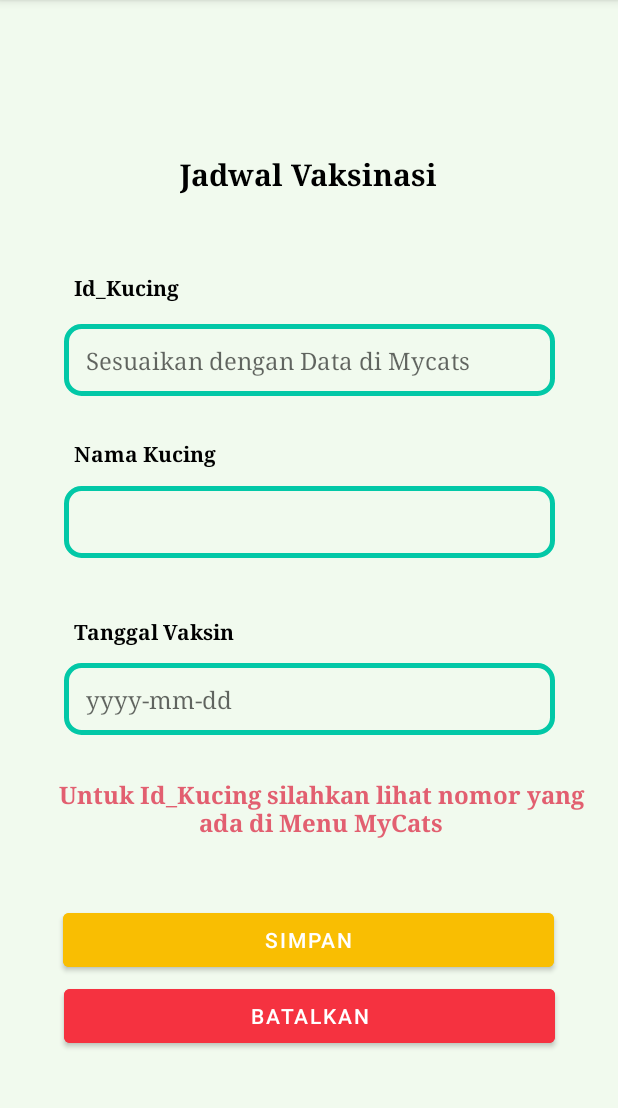
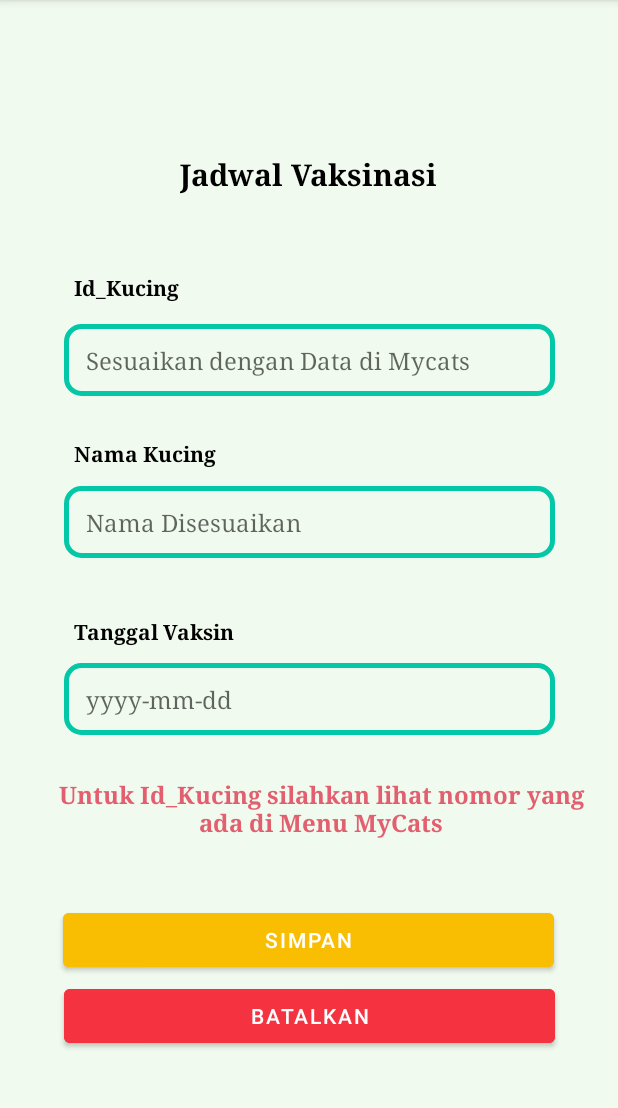
Before and after one commit to Tiarasekarsini/FinalProject_20200140067_B, an Android app: the TambahJadwal screen opened directly, with no data from a screen before it, on a phone screen of 412 x 824 dp, the part 84-1192 px from its top. Run offline under Robolectric (Android 15) with nearby library versions, the phone set to English and light mode, and no system bars; our stand-ins replace Volley; network calls fail.

```diff
--- a/app/src/main/res/layout/activity_tambah_jadwal.xml
+++ b/app/src/main/res/layout/activity_tambah_jadwal.xml
@@ -78,6 +78,7 @@
         android:layout_marginBottom="80dp"
         android:background="@drawable/border"
         android:ems="10"
+        android:hint="Nama Disesuaikan"
         android:inputType="textPersonName"
         android:textSize="16sp"
         android:typeface="serif"
```
